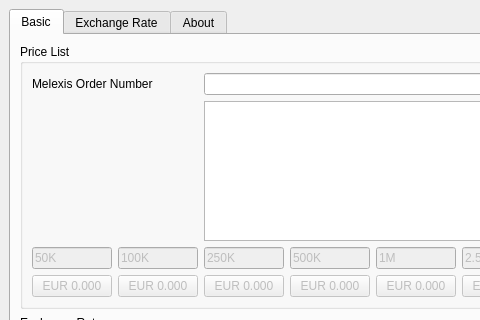
This is main_window.ui in lgnq/EasyQuotation as Qt 5 draws it before an edit; both pictures show x 0 to 480 and y 0 to 320 of the 746 by 698 pixel window. The edited form follows.
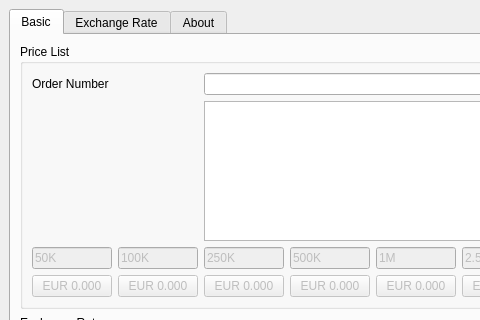
This is the edited form. Custom widgets are drawn as their Qt base class.

Commit message: using Order Number now

Patch:
```diff
--- a/main_window.ui
+++ b/main_window.ui
@@ -183,7 +183,7 @@
            <item row="0" column="1" colspan="2">
             <widget class="QLabel" name="label_4">
              <property name="text">
-              <string>Melexis Order Number</string>
+              <string>Order Number</string>
              </property>
             </widget>
            </item>
```
The commit also changes 2 other files.
